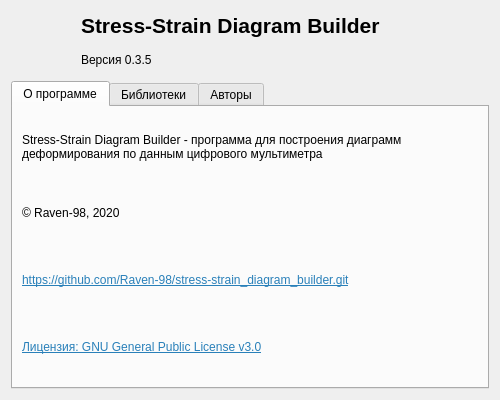
This is infprg.ui in Raven-98/stress-strain_diagram_builder as Qt 5 draws it before an edit. The edited form follows.
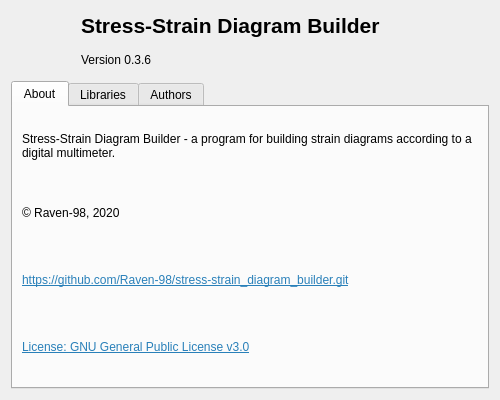
This is the edited form. Icons and pictures are not drawn.

Patch:
```diff
--- a/infprg.ui
+++ b/infprg.ui
@@ -49,7 +49,7 @@
          <item>
           <widget class="QLabel" name="label_3">
            <property name="text">
-            <string>&lt;html&gt;&lt;head/&gt;&lt;body&gt;&lt;p&gt;Версия 0.3.5&lt;/p&gt;&lt;/body&gt;&lt;/html&gt;</string>
+            <string>&lt;html&gt;&lt;head/&gt;&lt;body&gt;&lt;p&gt;Version 0.3.6&lt;/p&gt;&lt;/body&gt;&lt;/html&gt;</string>
            </property>
           </widget>
          </item>
@@ -64,13 +64,13 @@
        </property>
        <widget class="QWidget" name="tab">
         <attribute name="title">
-         <string>О программе</string>
+         <string>About</string>
         </attribute>
         <layout class="QVBoxLayout" name="verticalLayout_2">
          <item>
           <widget class="QLabel" name="label_4">
            <property name="text">
-            <string>Stress-Strain Diagram Builder - программа для построения диаграмм деформирования по данным цифрового мультиметра</string>
+            <string>&lt;html&gt;&lt;head/&gt;&lt;body&gt;&lt;p&gt;Stress-Strain Diagram Builder - a program for building strain diagrams according to a digital multimeter.&lt;/p&gt;&lt;/body&gt;&lt;/html&gt;</string>
            </property>
            <property name="wordWrap">
             <bool>true</bool>
@@ -94,7 +94,7 @@
          <item>
           <widget class="QLabel" name="label_10">
            <property name="text">
-            <string>&lt;html&gt;&lt;head/&gt;&lt;body&gt;&lt;p&gt;&lt;a href=&quot;https://github.com/Raven-98/stress-strain_diagram_builder/blob/master/LICENSE&quot;&gt;&lt;span style=&quot; text-decoration: underline; color:#2980b9;&quot;&gt;Лицензия: GNU General Public License v3.0&lt;/span&gt;&lt;/a&gt;&lt;/p&gt;&lt;/body&gt;&lt;/html&gt;</string>
+            <string>&lt;html&gt;&lt;head/&gt;&lt;body&gt;&lt;p&gt;&lt;a href=&quot;https://github.com/Raven-98/stress-strain_diagram_builder/blob/master/LICENSE&quot;&gt;&lt;span style=&quot; text-decoration: underline; color:#2980b9;&quot;&gt;License: GNU General Public License v3.0&lt;/span&gt;&lt;/a&gt;&lt;/p&gt;&lt;/body&gt;&lt;/html&gt;</string>
            </property>
           </widget>
          </item>
@@ -102,7 +102,7 @@
        </widget>
        <widget class="QWidget" name="tab_2">
         <attribute name="title">
-         <string>Библиотеки</string>
+         <string>Libraries</string>
         </attribute>
         <layout class="QVBoxLayout" name="verticalLayout_4">
          <item>
@@ -130,7 +130,7 @@
        </widget>
        <widget class="QWidget" name="tab_3">
         <attribute name="title">
-         <string>Авторы</string>
+         <string>Authors</string>
         </attribute>
         <layout class="QVBoxLayout" name="verticalLayout_5">
          <item>
```
Left out of the diff: 4 changed lines with no effect on the pictures.
